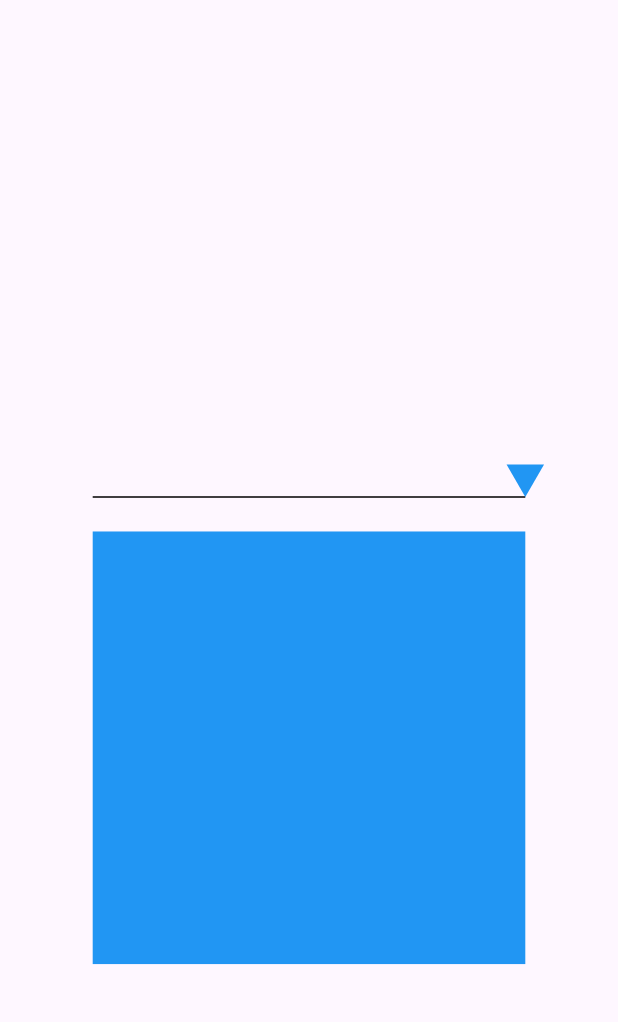
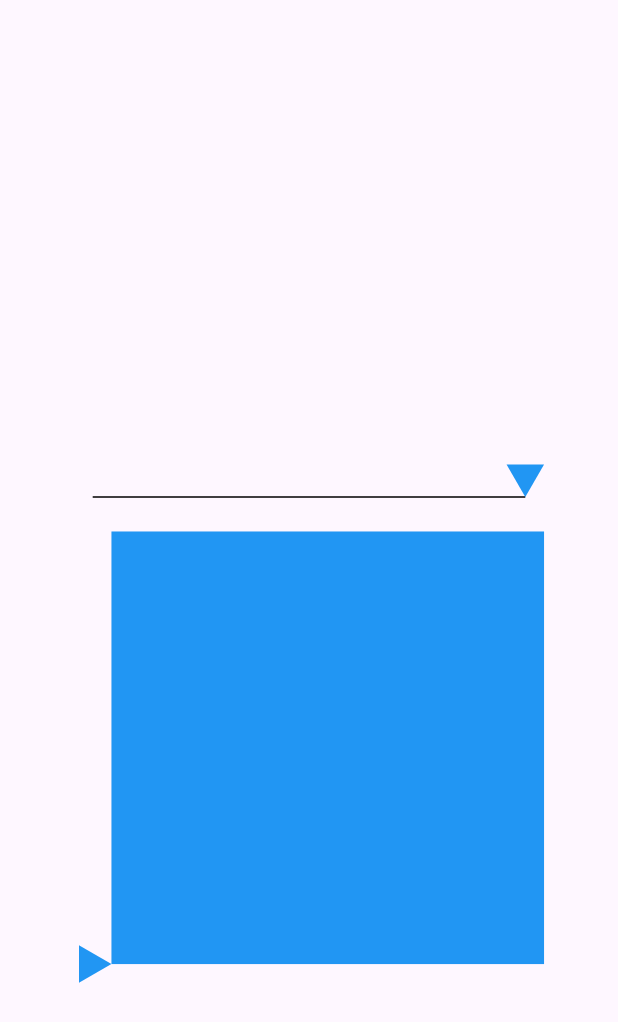
Before and after one commit to fauzi2107/studyo, a Flutter app: the screen it shows after launch, on a phone screen of 412 x 824 dp. Shown: the top 1022 px of the screen. Run offline on Flutter 3.47's test engine with Material 3 defaults, Android fonts, the light colour scheme and no system bars.

Commit message:
create and implement vertical triangle position

```diff
--- a/lib/features/painter/line_triangle/line_triangle.dart
+++ b/lib/features/painter/line_triangle/line_triangle.dart
@@ -31,7 +31,6 @@ class LineWithMovableTrianglePainter extends CustomPainter {
     const double triangleSize = 25.0;
 
     // Calculate the angle of the line (direction)
-    // double angle = atan2(end.dy - start.dy, end.dx - start.dx);
     double angle = pi / 2;
 
     // Define the points of the triangle (arrowhead)
--- /dev/null
+++ b/lib/features/painter/line_triangle/vertical_line.dart
@@ -0,0 +1,111 @@
+import 'dart:math';
+
+import 'package:flutter/material.dart';
+
+class InteractiveVerticalLineWithTriangle extends StatefulWidget {
+  @override
+  _InteractiveVerticalLineWithTriangleState createState() =>
+      _InteractiveVerticalLineWithTriangleState();
+}
+
+class _InteractiveVerticalLineWithTriangleState extends State<InteractiveVerticalLineWithTriangle> {
+  // Set the start and end points for a vertical line
+  Offset startPoint = const Offset(25, 0);  // Top of the line
+  Offset? endPoint;   // Bottom of the line
+  final triangleSize = 25.0;
+
+  // Initial position of the triangle (starting at the end point)
+  Offset? trianglePosition;
+
+  // Calculate the distance between two points
+  double distance(Offset a, Offset b) {
+    return sqrt(pow(b.dx - a.dx, 2) + pow(b.dy - a.dy, 2));
+  }
+
+  double get height => MediaQuery.of(context).size.width * 0.7;
+
+  @override
+  Widget build(BuildContext context) {
+    endPoint ??= Offset(triangleSize, height);
+    trianglePosition ??= endPoint; // initialize starting position
+
+    return GestureDetector(
+      // Detect drag updates and move the triangle along the line
+      onPanUpdate: (details) {
+        Offset localPosition = details.localPosition;
+
+        // Calculate the projection of the drag point onto the line
+        double lineLength = distance(startPoint, endPoint!);
+        double projection = ((localPosition.dx - startPoint.dx) * (endPoint!.dx - startPoint.dx) +
+            (localPosition.dy - startPoint.dy) * (endPoint!.dy - startPoint.dy)) /
+            pow(lineLength, 2);
+
+        // Constrain the projection between 0 and 1 to keep it on the line
+        projection = projection.clamp(0.0, 1.0);
+
+        // Calculate the new triangle position based on the projection
+        Offset newTrianglePosition = Offset(
+          startPoint.dx + projection * (endPoint!.dx - startPoint.dx),
+          startPoint.dy + projection * (endPoint!.dy - startPoint.dy),
+        );
+
+        setState(() {
+          trianglePosition = newTrianglePosition;
+        });
+      },
+      child: CustomPaint(
+        size: Size(triangleSize, height),
+        painter: LineWithMovableTrianglePainter(
+          triangleSize: triangleSize,
+          trianglePosition: trianglePosition!,
+        ),
+      ),
+    );
+  }
+}
+
+class LineWithMovableTrianglePainter extends CustomPainter {
+  final Offset trianglePosition;
+  final double triangleSize;
+
+  LineWithMovableTrianglePainter({
+    required this.trianglePosition,
+    required this.triangleSize,
+  });
+
+  @override
+  void paint(Canvas canvas, Size size) {
+    // Angle zero to make triangle point to the right side
+    double angle = 0;
+
+    // Define the points of the triangle (arrowhead)
+    Offset point1 = Offset(
+      trianglePosition.dx - triangleSize * cos(angle - pi / 6),
+      trianglePosition.dy - triangleSize * sin(angle - pi / 6),
+    );
+
+    Offset point2 = Offset(
+      trianglePosition.dx - triangleSize * cos(angle + pi / 6),
+      trianglePosition.dy - triangleSize * sin(angle + pi / 6),
+    );
+
+    // Create a path for the triangle
+    Path path = Path()
+      ..moveTo(trianglePosition.dx, trianglePosition.dy) // Move to the tip (end of the line)
+      ..lineTo(point1.dx, point1.dy) // Line to first triangle point
+      ..lineTo(point2.dx, point2.dy) // Line to second triangle point
+      ..close(); // Close the triangle path
+
+    // Fill the triangle with color
+    final trianglePaint = Paint()
+      ..color = Colors.blue
+      ..style = PaintingStyle.fill;
+
+    canvas.drawPath(path, trianglePaint);
+  }
+
+  @override
+  bool shouldRepaint(CustomPainter oldDelegate) {
+    return true; // Repaint when the triangle position changes
+  }
+}
--- a/lib/main.dart
+++ b/lib/main.dart
@@ -3,6 +3,7 @@ import 'package:studyo/features/painter/line_triangle/line_triangle.dart';
 import 'package:studyo/features/painter/rectangle/interactive_rectangle.dart';
 
 import 'features/painter/line_triangle/interactive_triangle.dart';
+import 'features/painter/line_triangle/vertical_line.dart';
 
 void main() {
   runApp(const MyApp());
@@ -50,9 +51,15 @@ class _HomePageState extends State<HomePage> {
                 });
               },
             ),
-            InteractiveRectangles(
-              totalColumn: columns,
-              totalRow: rows,
+            Row(
+              mainAxisAlignment: MainAxisAlignment.center,
+              children: [
+                InteractiveVerticalLineWithTriangle(),
+                InteractiveRectangles(
+                  totalColumn: columns,
+                  totalRow: rows,
+                ),
+              ],
             )
           ],
         ),
```
Also changed, not shown: lib/features/painter/rectangle/rectangle_painter.dart (+0 -28 lines).
